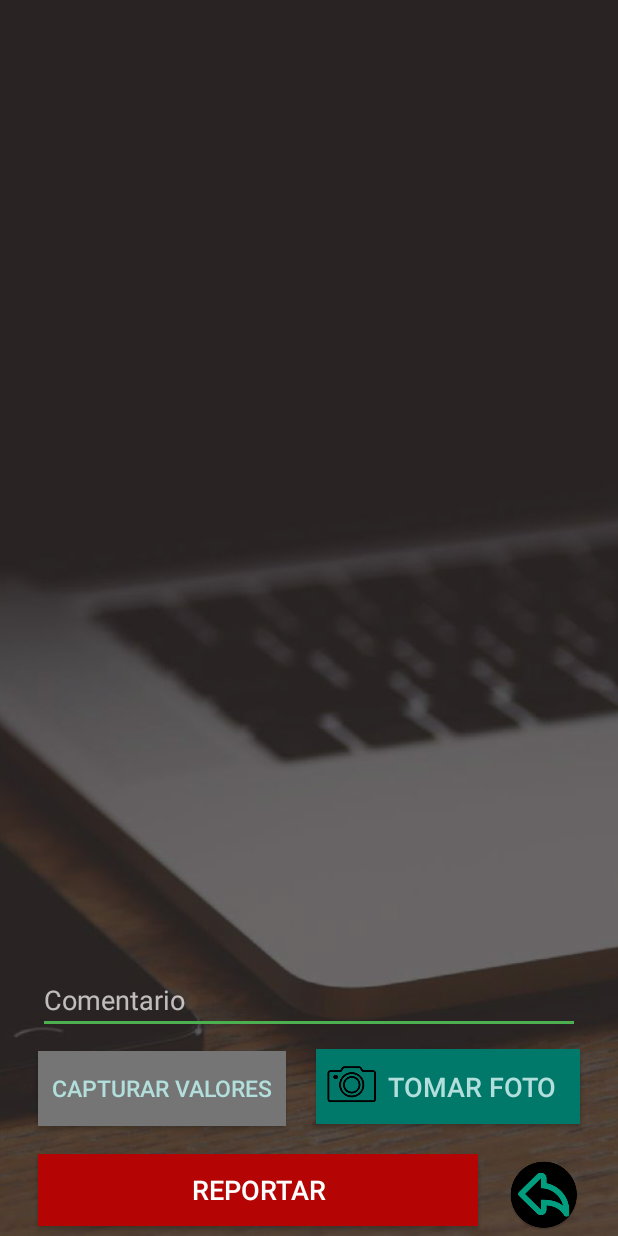
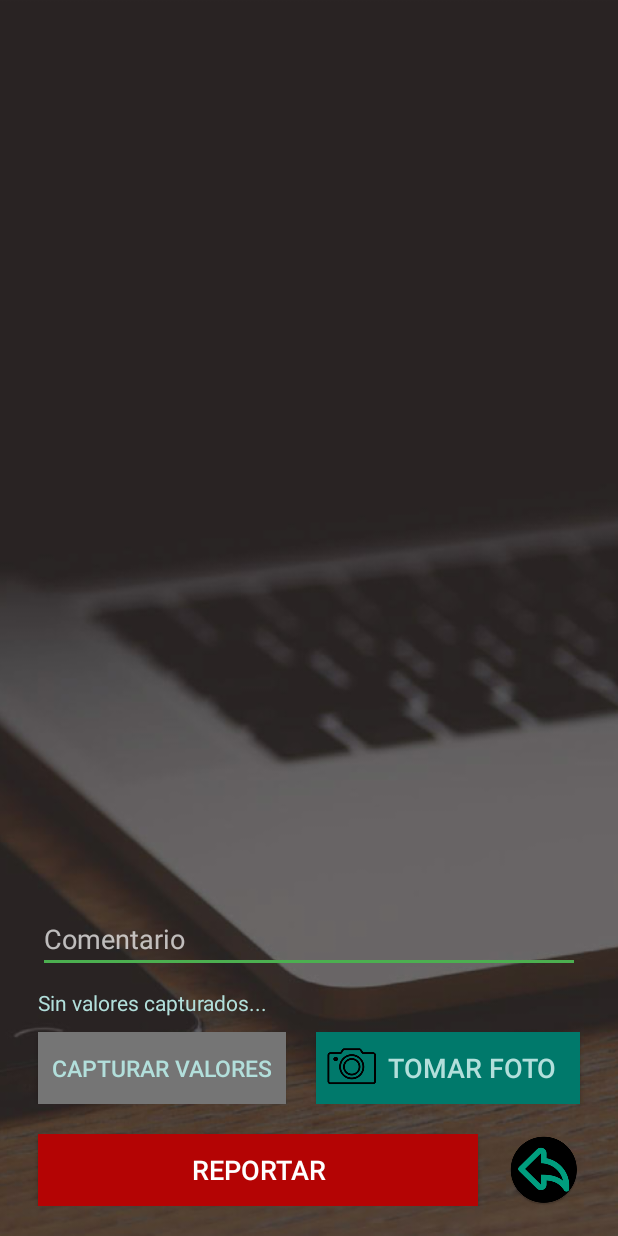
Before and after one commit to SebastianRauReyes/AngiesBreadWar_App, an Android app: the Report2Activity screen opened directly, with no data from a screen before it, on a phone screen of 412 x 824 dp. Run offline under Robolectric (Android 15) with nearby library versions, the phone set to English and light mode, and no system bars; libraries missing offline, so code that uses them is left out: com.google.android.gms.

Commit message:
Commit BETA

```diff
--- a/app/build.gradle
+++ b/app/build.gradle
@@ -16,7 +16,7 @@ android {
             proguardFiles getDefaultProguardFile('proguard-android.txt'), 'proguard-rules.pro'
         }
     }
-
+    buildToolsVersion '27.0.1'
 }
 
 dependencies {
--- a/app/src/main/java/com/breadwar/angies/angiesbreadwar_app/activity/LoginActivity.java
+++ b/app/src/main/java/com/breadwar/angies/angiesbreadwar_app/activity/LoginActivity.java
@@ -63,7 +63,7 @@ public class LoginActivity extends AppCompatActivity {
         String password = pass.getText().toString();
         String gandType = "password";
         String clientId = "2";
-        String clientSecret = "q03flHoux0KNekRK0ICtEZ2CjfBTIDwGADx4094Y";
+        String clientSecret = "gBd87ZSFdOvjM1WWQn3bYkrIkfKywk6z2FBhEvJr";
 
 
         if("".equals(username) || "".equals(password)){
--- a/app/src/main/java/com/breadwar/angies/angiesbreadwar_app/activity/Report2Activity.java
+++ b/app/src/main/java/com/breadwar/angies/angiesbreadwar_app/activity/Report2Activity.java
@@ -18,6 +18,7 @@ import android.util.SparseArray;
 import android.view.View;
 import android.widget.EditText;
 import android.widget.ImageView;
+import android.widget.TextView;
 import android.widget.Toast;
 import com.breadwar.angies.angiesbreadwar_app.R;
 import com.breadwar.angies.angiesbreadwar_app.interfaces.ApiService;
@@ -49,10 +50,16 @@ public class Report2Activity extends AppCompatActivity {
 
     private ImageView foto;
     private EditText comentario;
+    private TextView info;
 
     private static final int CAPTURE_IMAGE_REQUEST = 300;
     private static int CAPTURE_IMAGE_DATOS;
     private Uri mediaFileUri;
+
+    private String user_id = "1";
+    private String maquinaria_id;
+    private String aula_id;
+
 
     @Override
         protected void onCreate(Bundle savedInstanceState) {
@@ -64,6 +71,8 @@ public class Report2Activity extends AppCompatActivity {
             setContentView(R.layout.activity_report2);
             foto = findViewById(R.id.imageView_foto);
             comentario = findViewById(R.id.imageView_comentario);
+            info = findViewById(R.id.TextView_info);
+
 
     }
 
@@ -134,10 +143,6 @@ public class Report2Activity extends AppCompatActivity {
         }
     }
 
-
-
-
-
     //-----------------------------------------------------------------------------------------------------------------------------------------------
 
     @Override
@@ -146,8 +151,7 @@ public class Report2Activity extends AppCompatActivity {
             // Resultado en la captura de la foto
             if (resultCode == RESULT_OK) {
                 try {
-                    Toast.makeText(this, "ResultCode: RESULT_O", Toast.LENGTH_LONG).show();
-                    Log.d(TAG, "ResultCode: RESULT_OK");
+                     Log.d(TAG, "Procesando...");
                     // Toast.makeText(this, "Image saved to: " + mediaFileUri.getPath(), Toast.LENGTH_LONG).show();
 
                     Bitmap bitmap = MediaStore.Images.Media.getBitmap(getContentResolver(), mediaFileUri);
@@ -155,12 +159,11 @@ public class Report2Activity extends AppCompatActivity {
                     bitmap = scaleBitmapDown(bitmap, 1000);
 
                     if( CAPTURE_IMAGE_DATOS == 301){
-
-                       getTextFromImage(bitmap);
-
+                        Bitmap bitmapPersonal = BitmapFactory.decodeResource(getApplicationContext().getResources(),R.drawable.muestra_lab);
+                       getTextFromImage(bitmapPersonal);
                         CAPTURE_IMAGE_DATOS = 0;
-
                         Toast.makeText(this, "Leyendo Imagen...", Toast.LENGTH_LONG).show();
+                        info.setText("Aula: "+aula_id+" - Equipo: " + maquinaria_id);
                     }else{
                         foto.setImageBitmap(bitmap);
                         Toast.makeText(this, "Guardando captura...", Toast.LENGTH_LONG).show();
@@ -239,13 +242,11 @@ public class Report2Activity extends AppCompatActivity {
 
     public void Reportar(View view){
         String coment = comentario.getText().toString();
-        String user_id = "5";
-        String maquinaria_id = "1";
-        String aula_id = "1";
+        String maquina_id = maquinaria_id;
+        String aulaid = aula_id;
 
-
-        if (coment.isEmpty()) {
-            Toast.makeText(this, "Completar comentario", Toast.LENGTH_SHORT).show();
+        if (coment.isEmpty() && maquina_id.isEmpty() && aulaid.isEmpty()) {
+            Toast.makeText(this, "Completar campos requeridos", Toast.LENGTH_SHORT).show();
             return;
 
         }
@@ -334,23 +335,15 @@ public class Report2Activity extends AppCompatActivity {
                 Frame frame = new Frame.Builder().setBitmap(bitmap).build();
                 SparseArray<TextBlock> items = textRecognizer.detect(frame);
 
-                StringBuilder stringBuilder = new StringBuilder();
+                TextBlock InfoLAB = items.valueAt(2);
+                String LABORATORIO = InfoLAB.getValue().substring(3,6);
+                String MAQUINA = InfoLAB.getValue().substring(7,9);
 
-                for (int i = 0; i < items.size(); i++) {
+                maquinaria_id  = MAQUINA;
+                aula_id = LABORATORIO;
 
-                    TextBlock textBlock = items.valueAt(i);
-                    stringBuilder.append(textBlock.getValue());
-                    stringBuilder.append("\n");
-                    Log.d(TAG, "Tamaño: " + items.size());
-
-
-                }
-                ///
-                //Texto -> stringBuildert.toString()
-                Log.d(TAG, "Mensaje de la Imagen : " + stringBuilder.toString());
-                Toast.makeText(Report2Activity.this, stringBuilder.toString(), Toast.LENGTH_LONG).show();
-
-
+                Log.d(TAG, "LABORATORIO : " + LABORATORIO);
+                Log.d(TAG, "MAQUINA : " + MAQUINA);
             }
         }catch (Throwable t){
             Toast.makeText(this, "Error:" + t, Toast.LENGTH_LONG).show();
--- a/app/src/main/java/com/breadwar/angies/angiesbreadwar_app/interfaces/ApiService.java
+++ b/app/src/main/java/com/breadwar/angies/angiesbreadwar_app/interfaces/ApiService.java
@@ -41,10 +41,5 @@ public interface ApiService {
                                 @Part MultipartBody.Part imagen
                     );
 
-    @Multipart
-    @POST("/api/v1/reportesimage")
-            Call<ResponseMessage2> createReporteImagen(
-                    @Part("comentario") RequestBody comentario,
-                    @Part MultipartBody.Part imagen);
 
 }
--- a/app/src/main/res/layout/activity_report2.xml
+++ b/app/src/main/res/layout/activity_report2.xml
@@ -19,7 +19,7 @@
 
                 <ImageView
                     android:id="@+id/imageView_foto"
-                    android:layout_weight="8"
+                    android:layout_weight="11"
                     android:layout_marginStart="25dp"
                     android:layout_marginEnd="25dp"
                     android:layout_marginTop="15dp"
@@ -37,16 +37,28 @@
                     android:layout_height="wrap_content"
                     />
 
+                <TextView
+                    android:id="@+id/TextView_info"
+                    android:text="Sin valores capturados..."
+                    android:textColor="@color/primary_light"
+                    android:layout_marginStart="25dp"
+                    android:layout_marginEnd="25dp"
+                    android:layout_marginBottom="10dp"
+                    android:layout_width="match_parent"
+                    android:layout_height="wrap_content"
+                    />
+
                 <LinearLayout
                     android:layout_width="match_parent"
                     android:layout_height="wrap_content"
-                    android:orientation="horizontal">
+                    android:gravity="center_vertical"
+                    android:orientation="horizontal"
+                    android:layout_marginBottom="20dp">
 
                     <Button
                         android:id="@+id/capturar_valores"
-                        android:layout_width="wrap_content"
-                        android:layout_height="50dp"
-                        android:layout_marginBottom="20dp"
+                        android:layout_width="0dp"
+                        android:layout_height="wrap_content"
                         android:layout_marginStart="25dp"
                         android:layout_weight="1"
                         android:background="@color/secondary_text"
@@ -59,8 +71,7 @@
                     <Button
                         android:id="@+id/button_tomar_foto"
                         android:layout_width="wrap_content"
-                        android:layout_height="50dp"
-                        android:layout_marginBottom="20dp"
+                        android:layout_height="wrap_content"
                         android:layout_marginEnd="25dp"
                         android:layout_marginStart="20dp"
                         android:background="@color/primary_dark"
@@ -77,8 +88,7 @@
 
                 <LinearLayout
                     android:layout_width="match_parent"
-                    android:layout_height="100dp"
-                    android:layout_weight="2"
+                    android:layout_height="wrap_content"
                     android:orientation="horizontal">
 
                     <Button
```
Also changed, not shown: app/src/main/res/drawable/muestra_lab.jpg (added).
